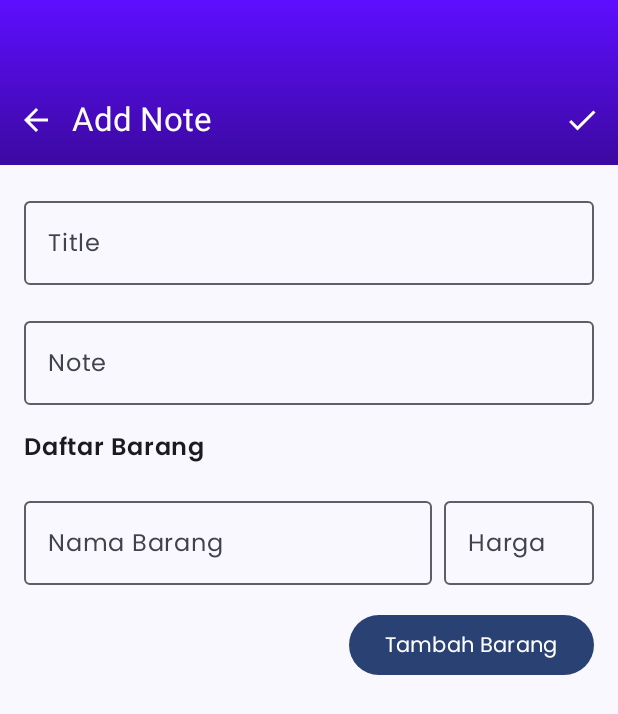
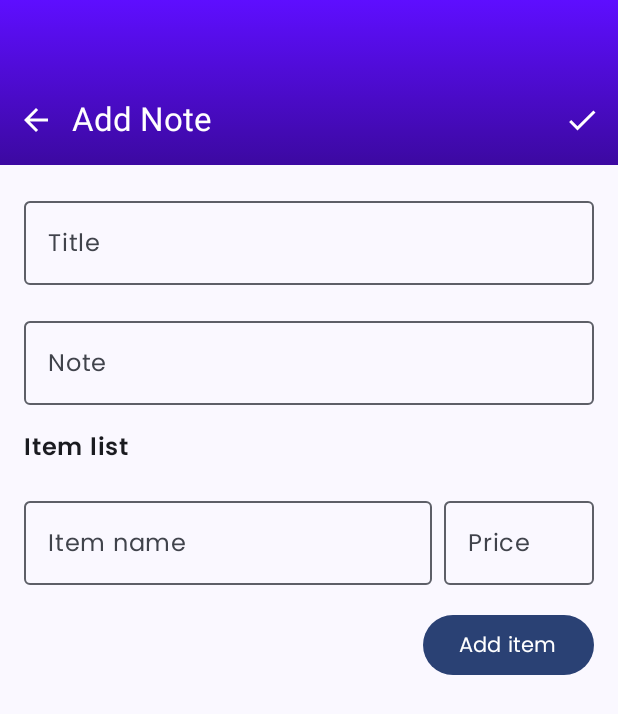
Before and after one commit to 1davin/Davin_Spends, an Android app built with Jetpack Compose: the composable DetailScreen shown on its own in the app's theme, on a phone screen of 412 x 824 dp. Shown: the top 714 px of the screen. Run offline under Robolectric (Android 15) with nearby library versions, the phone set to English and light mode, and no system bars; our stand-ins replace Room's generated code; 1 statement that could not run was skipped.

Commit message:
Menambahkan multiple bahasa (Indonesia dan Inggris)

```diff
--- a/app/src/main/java/com/davin0115/spends/Screen/DetailScreen.kt
+++ b/app/src/main/java/com/davin0115/spends/Screen/DetailScreen.kt
@@ -219,7 +219,7 @@ fun FormCatatan(
 
         // Input barang dinamis
         Text(
-            "Daftar Barang",
+            stringResource(R.string.item_list),
             fontFamily = poppinsFamily,
             fontWeight = FontWeight.Bold
             )
@@ -236,7 +236,7 @@ fun FormCatatan(
                     },
                     label = {
                         Text(
-                            "Nama Barang",
+                            stringResource(R.string.item_name),
                             fontFamily = poppinsFamily
                         ) },
                     modifier = Modifier
@@ -248,8 +248,10 @@ fun FormCatatan(
                     onValueChange = {
                         onBarangChange(index, barang.copy(harga = it))
                     },
-                    label = { Text("Harga",
-                        fontFamily = poppinsFamily
+                    label = {
+                        Text(
+                            stringResource(R.string.price),
+                            fontFamily = poppinsFamily
                     ) },
                     modifier = Modifier.width(100.dp)
                 )
@@ -263,7 +265,7 @@ fun FormCatatan(
                 .align(Alignment.End)
         ) {
             Text(
-                "Tambah Barang",
+                stringResource(R.string.add_item),
                 fontFamily = poppinsFamily
             )
         }
--- a/app/src/main/res/values/strings.xml
+++ b/app/src/main/res/values/strings.xml
@@ -12,4 +12,8 @@
     <string name="invalid">Title and note cant be empty</string>
     <string name="delete">Delete</string>
     <string name="more">More</string>
+    <string name="add_item">Add item</string>
+    <string name="item_list">Item list</string>
+    <string name="item_name">Item name</string>
+    <string name="price">Price</string>
 </resources>
```
Also changed, not shown: 1 other file.
